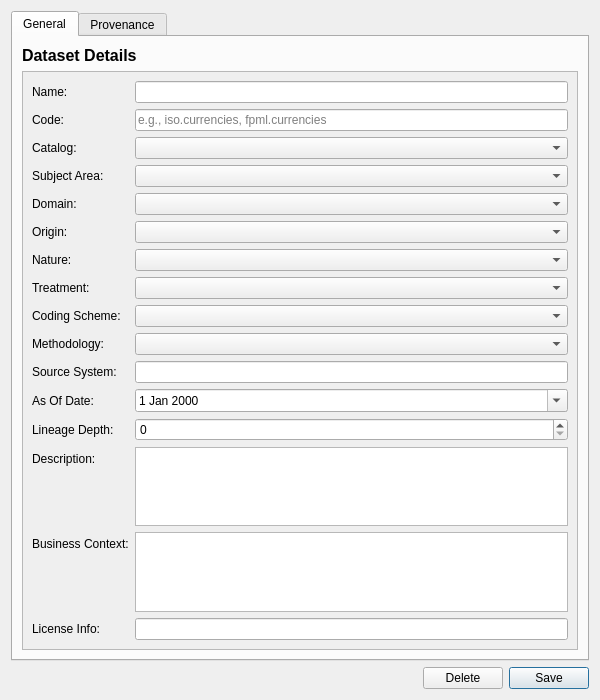
Above: projects/ores.qt/ui/DatasetDetailDialog.ui from OreStudio/OreStudio before the change. Below: the same form after it.
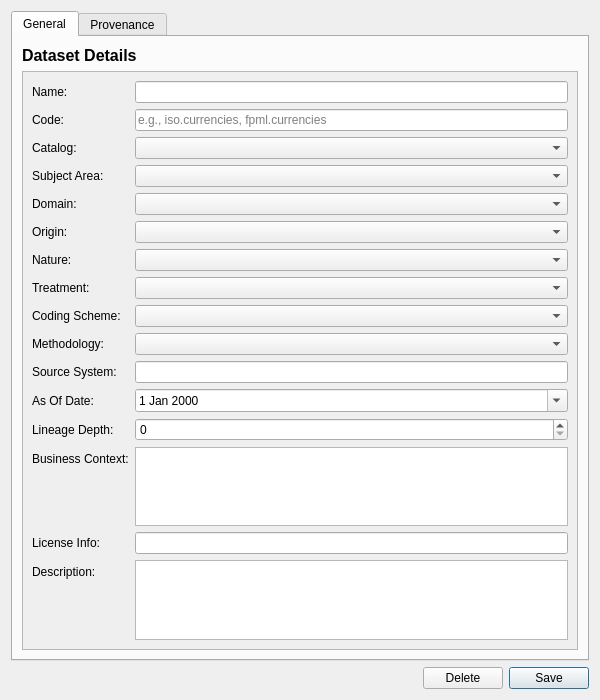
That is the form after the change. Custom widgets are drawn as their Qt base class.

Patch:
```diff
--- a/projects/ores.qt/ui/DatasetDetailDialog.ui
+++ b/projects/ores.qt/ui/DatasetDetailDialog.ui
@@ -207,47 +207,56 @@
             </widget>
            </item>
            <item row="13" column="0">
-            <widget class="QLabel" name="descriptionLabel">
-             <property name="text">
-              <string>Description:</string>
-             </property>
-            </widget>
-           </item>
-           <item row="13" column="1">
-            <widget class="QPlainTextEdit" name="descriptionEdit">
-             <property name="maximumHeight">
-              <number>60</number>
-             </property>
-            </widget>
-           </item>
-           <item row="14" column="0">
             <widget class="QLabel" name="businessContextLabel">
              <property name="text">
               <string>Business Context:</string>
              </property>
             </widget>
            </item>
-           <item row="14" column="1">
+           <item row="13" column="1">
             <widget class="QPlainTextEdit" name="businessContextEdit">
              <property name="maximumHeight">
               <number>60</number>
              </property>
             </widget>
            </item>
-           <item row="15" column="0">
+           <item row="14" column="0">
             <widget class="QLabel" name="licenseLabel">
              <property name="text">
               <string>License Info:</string>
              </property>
             </widget>
            </item>
-           <item row="15" column="1">
+           <item row="14" column="1">
             <widget class="QLineEdit" name="licenseEdit">
              <property name="maxLength">
               <number>255</number>
              </property>
             </widget>
            </item>
+           <item row="15" column="0">
+            <widget class="QLabel" name="descriptionLabel">
+             <property name="text">
+              <string>Description:</string>
+             </property>
+            </widget>
+           </item>
+           <item row="15" column="1">
+            <widget class="QPlainTextEdit" name="descriptionEdit">
+             <property name="minimumSize">
+              <size>
+               <width>0</width>
+               <height>80</height>
+              </size>
+             </property>
+             <property name="maximumSize">
+              <size>
+               <width>16777215</width>
+               <height>150</height>
+              </size>
+             </property>
+            </widget>
+           </item>
           </layout>
          </widget>
         </widget>
```
